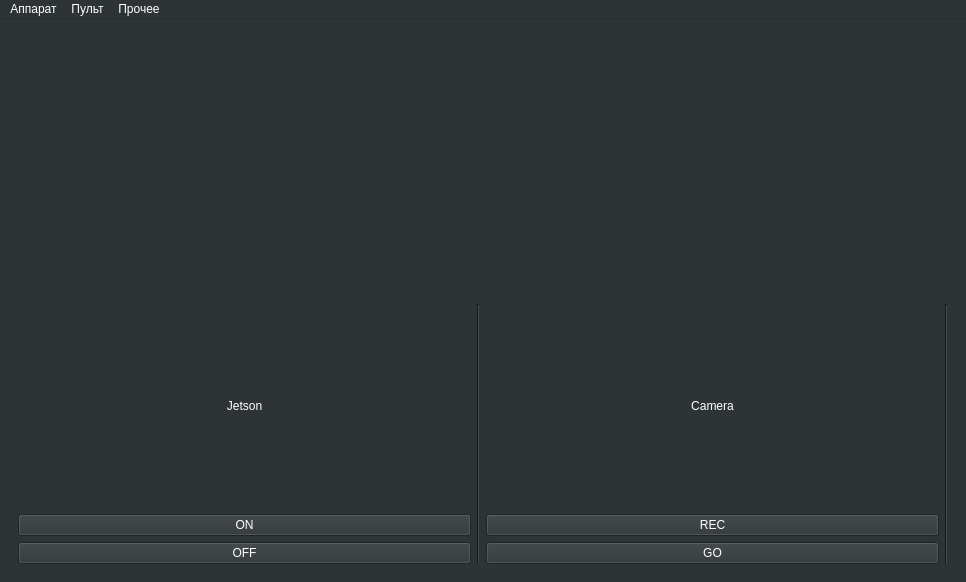
Old version of the form mainwindow.ui in the repository hydronautics-team/PoolsideGUI.
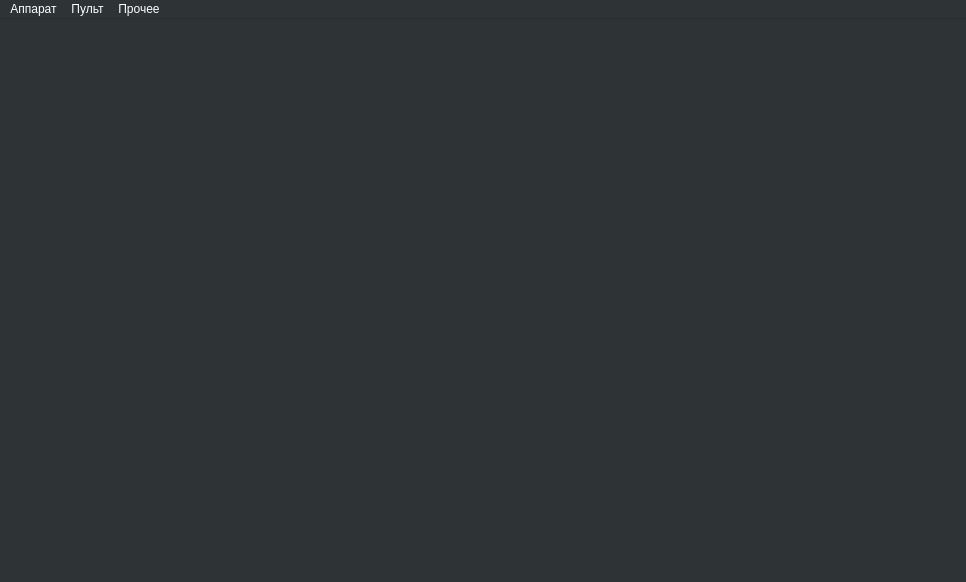
New version of the form. The open tabs and pages were chosen to show the change.

```diff
--- a/mainwindow.ui
+++ b/mainwindow.ui
@@ -464,102 +464,7 @@
       </property>
       <widget class="QWidget" name="pageROVMode"/>
       <widget class="QWidget" name="pageAUVMode">
-       <layout class="QVBoxLayout" name="verticalLayout_10">
-        <item>
-         <layout class="QHBoxLayout" name="horizontalLayout_4">
-          <item>
-           <widget class="QWidget" name="bottom_cam" native="true"/>
-          </item>
-          <item>
-           <widget class="QWidget" name="main_cam" native="true"/>
-          </item>
-         </layout>
-        </item>
-        <item>
-         <layout class="QVBoxLayout" name="verticalLayout_6">
-          <item>
-           <layout class="QHBoxLayout" name="horizontalLayout_3">
-            <item>
-             <layout class="QVBoxLayout" name="verticalLayout_7">
-              <property name="leftMargin">
-               <number>0</number>
-              </property>
-              <item>
-               <widget class="QLabel" name="label_3">
-                <property name="text">
-                 <string>Jetson</string>
-                </property>
-                <property name="alignment">
-                 <set>Qt::AlignCenter</set>
-                </property>
-               </widget>
-              </item>
-              <item>
-               <widget class="QPushButton" name="btnON_2">
-                <property name="text">
-                 <string>ON</string>
-                </property>
-               </widget>
-              </item>
-              <item>
-               <widget class="QPushButton" name="btnOFF_2">
-                <property name="text">
-                 <string>OFF</string>
-                </property>
-               </widget>
-              </item>
-             </layout>
-            </item>
-            <item>
-             <widget class="Line" name="line_7">
-              <property name="orientation">
-               <enum>Qt::Vertical</enum>
-              </property>
-             </widget>
-            </item>
-            <item>
-             <layout class="QVBoxLayout" name="verticalLayout_8">
-              <property name="leftMargin">
-               <number>0</number>
-              </property>
-              <item>
-               <widget class="QLabel" name="label_4">
-                <property name="text">
-                 <string>Camera</string>
-                </property>
-                <property name="alignment">
-                 <set>Qt::AlignCenter</set>
-                </property>
-               </widget>
-              </item>
-              <item>
-               <widget class="QPushButton" name="btnREC_2">
-                <property name="text">
-                 <string>REC</string>
-                </property>
-               </widget>
-              </item>
-              <item>
-               <widget class="QPushButton" name="btnGO_2">
-                <property name="text">
-                 <string>GO</string>
-                </property>
-               </widget>
-              </item>
-             </layout>
-            </item>
-            <item>
-             <widget class="Line" name="line_8">
-              <property name="orientation">
-               <enum>Qt::Vertical</enum>
-              </property>
-             </widget>
-            </item>
-           </layout>
-          </item>
-         </layout>
-        </item>
-       </layout>
+       <layout class="QVBoxLayout" name="verticalLayout_10"/>
       </widget>
      </widget>
     </item>
```
